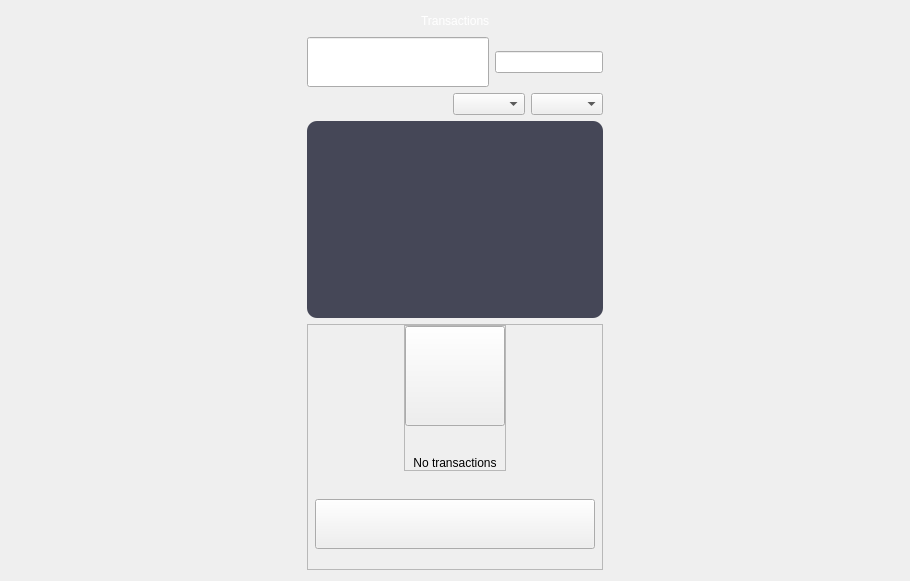
Qt form src/qt/forms/historywidget.ui (eons-finance/ALQO) before a commit.
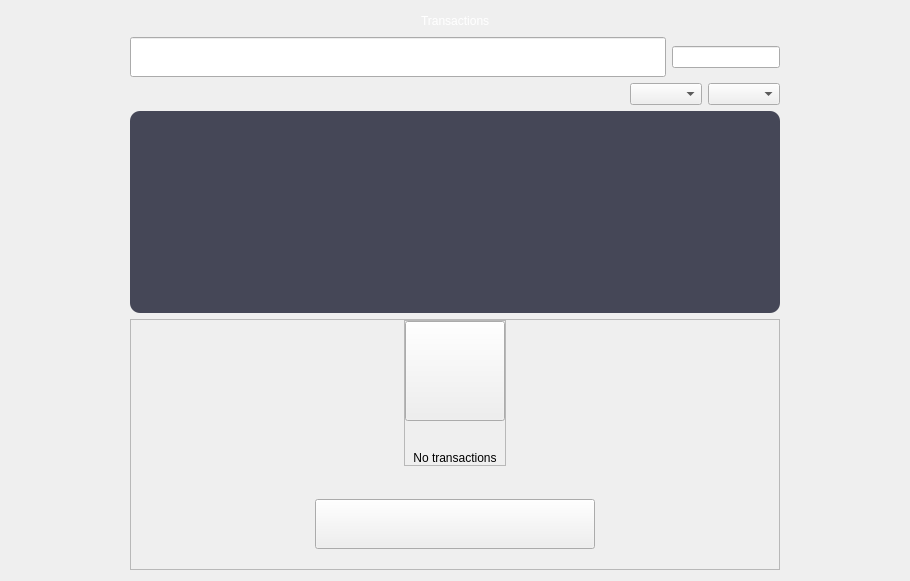
The same form after that commit.

What changed in the file:
```diff
--- a/src/qt/forms/historywidget.ui
+++ b/src/qt/forms/historywidget.ui
@@ -84,7 +84,13 @@
            <property name="minimumSize">
             <size>
              <width>0</width>
-             <height>50</height>
+             <height>40</height>
+            </size>
+           </property>
+           <property name="maximumSize">
+            <size>
+             <width>16777215</width>
+             <height>16777215</height>
             </size>
            </property>
           </widget>
@@ -148,6 +154,12 @@
         <layout class="QVBoxLayout" name="verticalLayout_2">
          <item>
           <widget class="QFrame" name="frametransactions">
+           <property name="minimumSize">
+            <size>
+             <width>650</width>
+             <height>0</height>
+            </size>
+           </property>
            <property name="styleSheet">
             <string notr="true">border-radius: 10px;
 background-color:  rgba(26, 29, 49, 0.8);</string>
```
